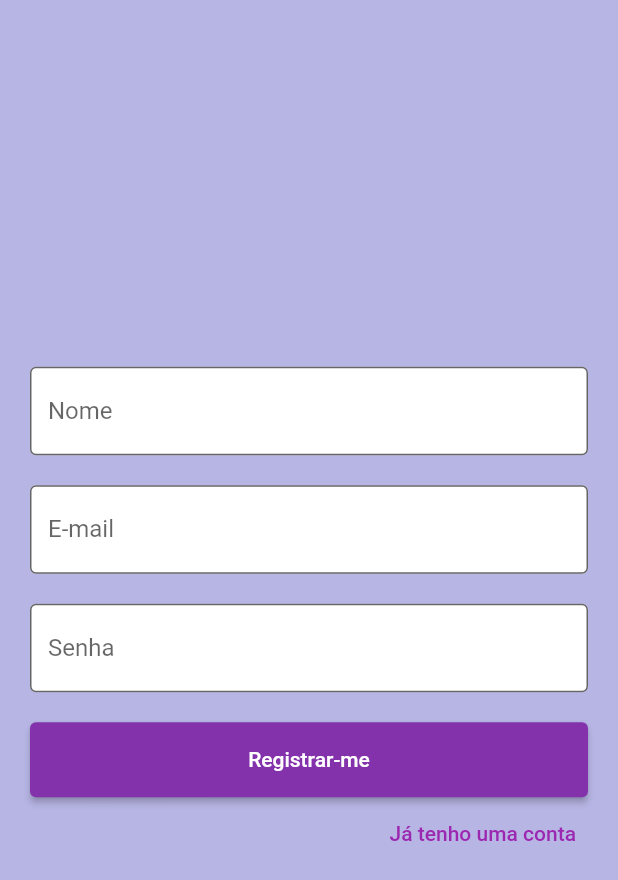
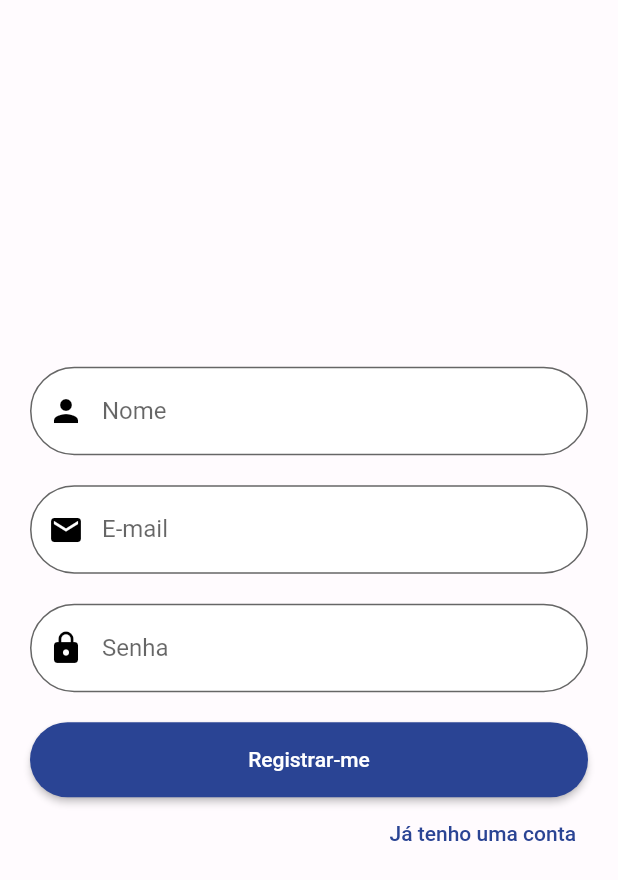
Before and after one commit to devv-thiago/criptoapp, a Flutter app: the screen it shows after launch, after a tap on "Não tem uma conta? registre-se", on a phone screen of 412 x 824 dp. Shown: the top 880 px of the screen. Run offline on Flutter 3.47's test engine with Material 2 defaults, Android fonts, the phone set to English and light mode, and no system bars.

Commit message:
definindo componentes visuais, homepage, mockdatas

```diff
--- /dev/null
+++ b/lib/components/screens/homepage.dart
@@ -0,0 +1,28 @@
+import 'package:flutter/material.dart';
+
+class HomePage extends StatefulWidget {
+  const HomePage({super.key});
+
+  @override
+  State<HomePage> createState() => _HomePageState();
+}
+
+class _HomePageState extends State<HomePage> {
+  @override
+  Widget build(BuildContext context) {
+    MediaQueryData deviceInfo = MediaQuery.of(context);
+    return MaterialApp(
+      home: Scaffold(
+        appBar: AppBar(
+          shape: const RoundedRectangleBorder(
+              borderRadius: BorderRadius.only(
+                  bottomLeft: Radius.circular(25.0),
+                  bottomRight: Radius.circular(25.0))),
+          backgroundColor: const Color.fromRGBO(42, 68, 148, 1),
+          title: const Center(child: Text('Cripto App')),
+        ),
+        backgroundColor: const Color.fromRGBO(255, 251, 254, 1),
+      ),
+    );
+  }
+}
--- a/lib/components/screens/login_page.dart
+++ b/lib/components/screens/login_page.dart
@@ -1,7 +1,9 @@
 import 'package:flutter/material.dart';
-import 'register_page.dart';
+import 'package:login/utils/app_routes.dart';
 
 class LoginPage extends StatefulWidget {
+  const LoginPage({super.key});
+
   @override
   State<LoginPage> createState() => _LoginPageState();
 }
@@ -19,7 +21,7 @@ class _LoginPageState extends State<LoginPage> {
           body: Container(
         padding: const EdgeInsets.only(right: 20, left: 20),
         decoration: BoxDecoration(
-        color: const Color.fromRGBO(183, 181, 228, 1),
+          color: const Color.fromRGBO(255, 251, 254, 1),
           border: Border.all(color: Colors.transparent),
         ),
         height: deviceInfo.size.height,
@@ -29,12 +31,16 @@ class _LoginPageState extends State<LoginPage> {
           children: [
             TextField(
               controller: emailController,
-            decoration: const InputDecoration(
+              decoration: InputDecoration(
                 filled: true,
                 fillColor: Colors.white,
-              border: OutlineInputBorder(),
+                border: OutlineInputBorder(
+                  borderSide:
+                      const BorderSide(width: 3, color: Colors.greenAccent),
+                  borderRadius: BorderRadius.circular(50.0),
+                ),
                 labelText: 'E-mail',
-              prefixIcon: Icon(
+                prefixIcon: const Icon(
                   Icons.email,
                   color: Colors.black,
                 ),
@@ -47,7 +53,11 @@ class _LoginPageState extends State<LoginPage> {
               decoration: InputDecoration(
                 filled: true,
                 fillColor: Colors.white,
-              border: const OutlineInputBorder(),
+                border: OutlineInputBorder(
+                  borderSide:
+                      const BorderSide(width: 3, color: Colors.greenAccent),
+                  borderRadius: BorderRadius.circular(50.0),
+                ),
                 labelText: 'Senha',
                 prefixIcon: const Icon(
                   Icons.lock,
@@ -72,9 +82,13 @@ class _LoginPageState extends State<LoginPage> {
               width: deviceInfo.size.width,
               child: ElevatedButton(
                 style: ButtonStyle(
+                    shape: MaterialStateProperty.all(RoundedRectangleBorder(
+                      borderRadius: BorderRadius.circular(50.0),
+                    )),
                     backgroundColor: MaterialStateProperty.all(
-                      const Color.fromRGBO(131, 50, 172, 1))),
-              onPressed: () {},
+                        const Color.fromRGBO(42, 68, 148, 1))),
+                onPressed: () =>
+                    Navigator.pushNamed(context, AppRoutes.HOMEPAGE),
                 child: const Text('Login'),
               ),
             ),
@@ -88,17 +102,14 @@ class _LoginPageState extends State<LoginPage> {
               child: TextButton(
                   child: const Text(
                     'Não tem uma conta? registre-se',
-                style: TextStyle(color: Colors.purple),
+                    style: TextStyle(color: Color.fromRGBO(42, 68, 148, 1)),
                   ),
-              onPressed: () => Navigator.of(context).push(MaterialPageRoute(
-                builder: (_) {
-                  return const RegisterPage();
-                },
-              )),
-            ),
-          ),
+                  onPressed: () =>
+                      Navigator.pushNamed(context, AppRoutes.REGISTER_PAGE)),
+            )
           ],
         ),
-    )));
+      )),
+    );
   }
 }
--- a/lib/components/screens/register_page.dart
+++ b/lib/components/screens/register_page.dart
@@ -1,10 +1,15 @@
 import 'package:flutter/material.dart';
-import 'login_page.dart';
 
-class RegisterPage extends StatelessWidget {
+import '../../utils/app_routes.dart';
+
+class RegisterPage extends StatefulWidget {
   const RegisterPage({super.key});
 
+  @override
+  State<RegisterPage> createState() => _RegisterPageState();
+}
 
+class _RegisterPageState extends State<RegisterPage> {
   @override
   Widget build(BuildContext context) {
     MediaQueryData deviceInfo = MediaQuery.of(context);
@@ -15,35 +20,59 @@ class RegisterPage extends StatelessWidget {
           height: deviceInfo.size.height,
           width: deviceInfo.size.width,
           decoration: const BoxDecoration(
-            color: Color.fromRGBO(183, 181, 228, 1),
+            color: Color.fromRGBO(255, 251, 254, 1),
           ),
           child: Column(
             mainAxisAlignment: MainAxisAlignment.center,
             children: [
-              const TextField(
+              TextField(
                 decoration: InputDecoration(
-                    label: Text('Nome'),
-                    border: OutlineInputBorder(),
+                    prefixIcon: const Icon(
+                      Icons.person,
+                      color: Colors.black,
+                    ),
+                    label: const Text('Nome'),
+                    border: OutlineInputBorder(
+                      borderSide:
+                          const BorderSide(width: 3, color: Colors.greenAccent),
+                      borderRadius: BorderRadius.circular(50.0),
+                    ),
                     filled: true,
                     fillColor: Colors.white),
               ),
               const SizedBox(
                 height: 20,
               ),
-              const TextField(
+              TextField(
                 decoration: InputDecoration(
-                    label: Text('E-mail'),
-                    border: OutlineInputBorder(),
+                    prefixIcon: const Icon(
+                      Icons.email,
+                      color: Colors.black,
+                    ),
+                    label: const Text('E-mail'),
+                    border: OutlineInputBorder(
+                      borderSide:
+                          const BorderSide(width: 3, color: Colors.greenAccent),
+                      borderRadius: BorderRadius.circular(50.0),
+                    ),
                     filled: true,
                     fillColor: Colors.white),
               ),
               const SizedBox(
                 height: 20,
               ),
-              const TextField(
+              TextField(
                 decoration: InputDecoration(
-                    label: Text('Senha'),
-                    border: OutlineInputBorder(),
+                    prefixIcon: const Icon(
+                      Icons.lock,
+                      color: Colors.black,
+                    ),
+                    label: const Text('Senha'),
+                    border: OutlineInputBorder(
+                      borderSide:
+                          const BorderSide(width: 3, color: Colors.greenAccent),
+                      borderRadius: BorderRadius.circular(50.0),
+                    ),
                     filled: true,
                     fillColor: Colors.white),
               ),
@@ -55,9 +84,13 @@ class RegisterPage extends StatelessWidget {
                 width: deviceInfo.size.width,
                 child: ElevatedButton(
                   style: ButtonStyle(
+                      shape: MaterialStateProperty.all(
+                        RoundedRectangleBorder(
+                            borderRadius: BorderRadius.circular(50.0)),
+                      ),
                       backgroundColor: MaterialStateProperty.all(
-                          const Color.fromRGBO(131, 50, 172, 1))),
-                  onPressed: () {},
+                          const Color.fromRGBO(42, 68, 148, 1))),
+                  onPressed: () => Navigator.pushNamed(context, AppRoutes.HOMEPAGE),
                   child: const Text('Registrar-me'),
                 ),
               ),
@@ -65,13 +98,10 @@ class RegisterPage extends StatelessWidget {
                   alignment: Alignment.bottomRight,
                   child: TextButton(
                       onPressed: () =>
-                          Navigator.of(context).push(MaterialPageRoute(
-                            builder: (_) {
-                              return LoginPage();
-                            },
-                          )),
+                          Navigator.pushNamed(context, AppRoutes.LOGIN_PAGE),
                       child: const Text('Já tenho uma conta',
-                          style: TextStyle(color: Colors.purple))))
+                          style: TextStyle(
+                              color: Color.fromRGBO(42, 68, 148, 1)))))
             ],
           ),
         ),
--- a/lib/main.dart
+++ b/lib/main.dart
@@ -1,5 +1,8 @@
 import 'package:flutter/material.dart';
+import 'package:login/components/screens/homepage.dart';
+import 'package:login/components/screens/register_page.dart';
 import 'components/screens/login_page.dart';
+import '../../utils/app_routes.dart';
 
 void main() {
   runApp(const MyApp());
@@ -16,7 +19,12 @@ class _MyAppState extends State<MyApp> {
   @override
   Widget build(BuildContext context) {
     return MaterialApp(
-      home: LoginPage(),
+      home: const LoginPage(),
+      routes: {
+        AppRoutes.LOGIN_PAGE: (context) => const LoginPage(),
+        AppRoutes.REGISTER_PAGE: (context) => const RegisterPage(),
+        AppRoutes.HOMEPAGE: (context) => const HomePage()
+      },
     );
   }
 }
--- a/lib/models/coin.dart
+++ b/lib/models/coin.dart
@@ -4,7 +4,5 @@ class Coin {
   final String imagePath;
   int preco;
 
-  Coin(this.id,this.name,this.imagePath, this.preco){
-
-  }
+  Coin(this.id, this.name, this.imagePath, this.preco);
 }
--- /dev/null
+++ b/lib/utils/app_routes.dart
@@ -0,0 +1,5 @@
+class AppRoutes {
+  static const REGISTER_PAGE = '/register_page';
+  static const LOGIN_PAGE = '/login_page';
+  static const HOMEPAGE = '/homepage';
+}
```
Also changed, not shown: lib/components/widgets/coin_widget.dart (added, +15 -0 lines), lib/mock/userMockData.dart (+6 -1 lines), lib/models/user.dart (added, +11 -0 lines). Lines whose indentation alone changed are shown as unchanged.
